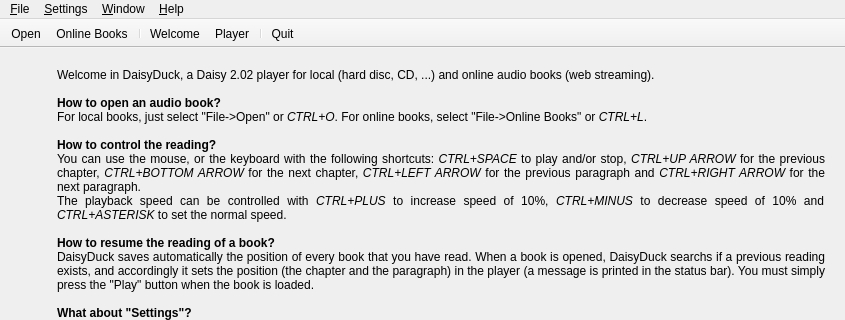
The window that src/winMain.ui (Skywalker13/DaisyDuck) describes before a commit, drawn with Qt 5; both pictures show x 0 to 845 and y 0 to 320 of the 845 by 700 pixel window.
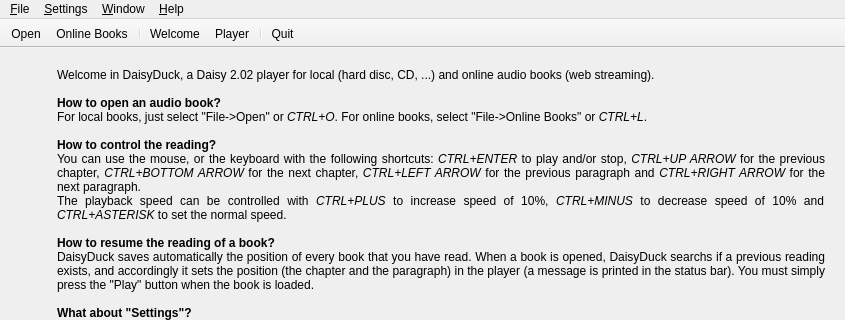
The same window after the commit. Icons and pictures are not drawn.

Commit message: change shortcut from CTRL+SPACE to CTRL+ENTER, otherwise with SPACE it can have side effects

The edit to the form file:
```diff
--- a/src/winMain.ui
+++ b/src/winMain.ui
@@ -113,7 +113,7 @@
 For local books, just select &quot;File-&gt;Open&quot; or &lt;i&gt;CTRL+O&lt;/i&gt;. For online books, select &quot;File-&gt;Online Books&quot; or &lt;i&gt;CTRL+L&lt;/i&gt;.&lt;br/&gt;
 &lt;br/&gt;
 &lt;b&gt;How to control the reading?&lt;/b&gt;&lt;br/&gt;
-You can use the mouse, or the keyboard with the following shortcuts: &lt;i&gt;CTRL+SPACE&lt;/i&gt; to play and/or stop, &lt;i&gt;CTRL+UP ARROW&lt;/i&gt; for the previous chapter, &lt;i&gt;CTRL+BOTTOM ARROW&lt;/i&gt; for the next chapter, &lt;i&gt;CTRL+LEFT ARROW&lt;/i&gt; for the previous paragraph and &lt;i&gt;CTRL+RIGHT ARROW&lt;/i&gt; for the next paragraph.&lt;br/&gt;
+You can use the mouse, or the keyboard with the following shortcuts: &lt;i&gt;CTRL+ENTER&lt;/i&gt; to play and/or stop, &lt;i&gt;CTRL+UP ARROW&lt;/i&gt; for the previous chapter, &lt;i&gt;CTRL+BOTTOM ARROW&lt;/i&gt; for the next chapter, &lt;i&gt;CTRL+LEFT ARROW&lt;/i&gt; for the previous paragraph and &lt;i&gt;CTRL+RIGHT ARROW&lt;/i&gt; for the next paragraph.&lt;br/&gt;
 The playback speed can be controlled with &lt;i&gt;CTRL+PLUS&lt;/i&gt; to increase speed of 10%, &lt;i&gt;CTRL+MINUS&lt;/i&gt; to decrease speed of 10% and &lt;i&gt;CTRL+ASTERISK&lt;/i&gt; to set the normal speed.&lt;br/&gt;
 &lt;br/&gt;
 &lt;b&gt;How to resume the reading of a book?&lt;/b&gt;&lt;br/&gt;
```
Left out of the diff: 2 changed lines with no effect on the pictures.
